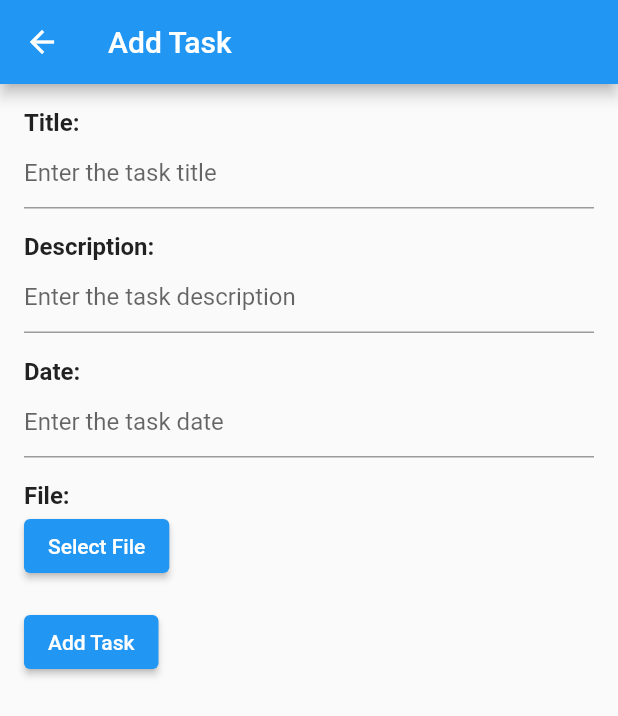
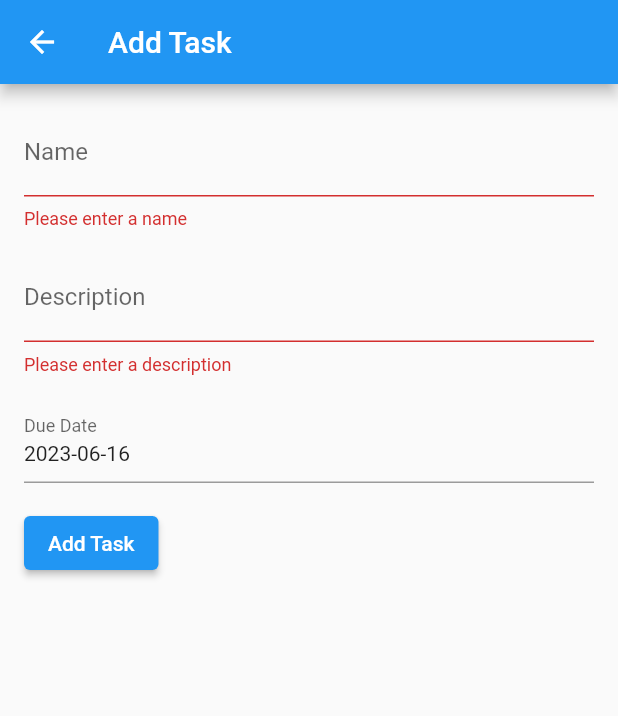
Before and after one commit to Raldi4859/OpenTask-Flutter, a Flutter app: the AddTaskScreen screen opened by its route, after a tap on "Add Task", on a phone screen of 412 x 824 dp. Shown: the top 716 px of the screen. Run offline on Flutter 3.47's test engine with Material 2 defaults, Android fonts, the phone set to English and light mode, and no system bars; our stand-ins replace file_picker.

Commit message:
update
fix database connection
Login, Register, Add Task done

```diff
--- a/lib/main.dart
+++ b/lib/main.dart
@@ -3,6 +3,8 @@ import 'package:file_picker/file_picker.dart';
 import 'package:http/http.dart' as http;
 import 'dart:convert';
 import 'dart:io';
+import 'package:intl/date_symbol_data_local.dart';
+import 'package:intl/intl.dart';
 
 void main() {
   runApp(MyApp());
@@ -16,7 +18,7 @@ class MyApp extends StatelessWidget {
       theme: ThemeData(
         primarySwatch: Colors.blue,
       ),
-      initialRoute: '/home',
+      initialRoute: '/',
       routes: {
         '/': (context) => LoginScreen(),
         '/register': (context) => RegistrationScreen(),
@@ -66,7 +68,7 @@ class _LoginScreenState extends State<LoginScreen> {
   }
 
   Future<bool> authenticateUser(String email, String password) async {
-    Uri url = Uri.parse('http://localhost:3007/api/user/authenticate');
+    Uri url = Uri.parse('http://localhost:3000/api/user/authenticate');
 
     Map<String, String> headers = {'Content-Type': 'application/json'};
     Map<String, dynamic> body = {'email': email, 'password': password};
@@ -140,7 +142,7 @@ class _RegistrationScreenState extends State<RegistrationScreen> {
   final TextEditingController _passwordController = TextEditingController();
 
   Future<void> registerUser() async {
-    final url = Uri.parse('http://localhost:3007/api/register');
+    final url = Uri.parse('http://localhost:3000/api/register');
     final response = await http.post(
       url,
       body: jsonEncode({
@@ -243,6 +245,7 @@ class _HomePageScreenState extends State<HomePageScreen> {
   }
 
   Future<void> fetchTasks() async {
+    try {
       // Fetch tasks from the server
       final response = await http.get(Uri.parse('http://localhost:3000/tasks'));
 
@@ -253,6 +256,9 @@ class _HomePageScreenState extends State<HomePageScreen> {
         });
       } else {
         print('Failed to fetch tasks: ${response.statusCode}');
+      }
+    } catch (error) {
+      print('Error occurred while fetching tasks: $error');
     }
   }
 
@@ -296,6 +302,26 @@ class _HomePageScreenState extends State<HomePageScreen> {
               },
             ),
           ),
+          Padding(
+          padding: const EdgeInsets.all(16.0),
+          child: ElevatedButton(
+            onPressed: () {
+              // Navigate to the AddTaskScreen
+              Navigator.push(
+                context,
+                MaterialPageRoute(
+                  builder: (context) => AddTaskScreen(),
+                ),
+              ).then((result) {
+                // Refresh the task list if a new task was added
+                if (result != null && result) {
+                  fetchTasks();
+                }
+              });
+            },
+            child: Text('Add Task'),
+          ),
+        ),
       ],
     ),
   );
@@ -308,46 +334,48 @@ class AddTaskScreen extends StatefulWidget {
 }
 
 class _AddTaskScreenState extends State<AddTaskScreen> {
-  TextEditingController titleController = TextEditingController();
-  TextEditingController descriptionController = TextEditingController();
-  TextEditingController dateController = TextEditingController();
-  File? selectedFile; // Store the selected file
+  final _formKey = GlobalKey<FormState>();
+  final TextEditingController _nameController = TextEditingController();
+  final TextEditingController _descriptionController = TextEditingController();
+  DateTime _selectedDate = DateTime.now(); // Initialize with current date
 
-  Future<void> addTask() async {
-    final String url = 'http://localhost:3000/tasks';
+  void addTask() async {
+    final String name = _nameController.text;
+    final String description = _descriptionController.text;
+    final String dueDate = _selectedDate?.toString() ?? '';
 
-    final Map<String, String> taskData = {
-      'title': titleController.text,
-      'description': descriptionController.text,
-      'date': dateController.text,
-    };
-
-    final http.MultipartRequest request = http.MultipartRequest('POST', Uri.parse(url));
-    request.fields.addAll(taskData);
-
-    if (selectedFile != null) {
-      request.files.add(
-        await http.MultipartFile.fromPath('file', selectedFile!.path),
+    final response = await http.post(
+      Uri.parse('http://localhost:3000/api/tasks'),
+      headers: {'Content-Type': 'application/json'},
+      body: jsonEncode({
+        'name': name,
+        'description': description,
+        'due_date': dueDate,
+      }),
     );
-    }
-
-    final http.StreamedResponse response = await request.send();
 
     if (response.statusCode == 201) {
-      // Task added successfully
-      Navigator.pop(context, true); // Go back to the previous screen
+      final responseData = jsonDecode(response.body);
+      final taskId = responseData['taskId'];
+
+      // Perform any necessary actions after adding the task, such as showing a success message or navigating back to the task list
+      print('Task added successfully! Task ID: $taskId');
     } else {
-      // Failed to add task
       print('Failed to add task: ${response.statusCode}');
     }
   }
 
-  Future<void> selectFile() async {
-    final FilePickerResult? result = await FilePicker.platform.pickFiles();
+  Future<void> _selectDate(BuildContext context) async {
+    final DateTime? picked = await showDatePicker(
+      context: context,
+      initialDate: _selectedDate ?? DateTime.now(),
+      firstDate: DateTime(2022),
+      lastDate: DateTime(2030),
+    );
 
-    if (result != null) {
+    if (picked != null && picked != _selectedDate) {
       setState(() {
-        selectedFile = File(result.files.single.path!);
+        _selectedDate = picked;
       });
     }
   }
@@ -360,63 +388,66 @@ class _AddTaskScreenState extends State<AddTaskScreen> {
       ),
       body: Padding(
         padding: const EdgeInsets.all(16.0),
+        child: Form(
+          key: _formKey,
           child: Column(
             crossAxisAlignment: CrossAxisAlignment.start,
             children: [
-            Text(
-              'Title:',
-              style: TextStyle(fontSize: 16, fontWeight: FontWeight.bold),
+              TextFormField(
+                controller: _nameController,
+                decoration: InputDecoration(
+                  labelText: 'Name',
                 ),
-            TextField(
-              controller: titleController,
+                validator: (value) {
+                  if (value == null || value.isEmpty) {
+                    return 'Please enter a name';
+                  }
+                  return null;
+                },
+              ),
+              SizedBox(height: 16.0),
+              TextFormField(
+                controller: _descriptionController,
                 decoration: InputDecoration(
-                hintText: 'Enter the task title',
+                  labelText: 'Description',
+                ),
+                validator: (value) {
+                  if (value == null || value.isEmpty) {
+                    return 'Please enter a description';
+                  }
+                  return null;
+                },
+              ),
+              SizedBox(height: 16.0),
+              InkWell(
+                onTap: () => _selectDate(context),
+                child: InputDecorator(
+                  decoration: InputDecoration(
+                    labelText: 'Due Date',
+                  ),
+                  child: Text(
+                    _selectedDate != null
+                        ? DateFormat('yyyy-MM-dd').format(_selectedDate)
+                        : 'Select Date',
                   ),
                 ),
-            SizedBox(height: 16),
-            Text(
-              'Description:',
-              style: TextStyle(fontSize: 16, fontWeight: FontWeight.bold),
               ),
-            TextField(
-              controller: descriptionController,
-              decoration: InputDecoration(
-                hintText: 'Enter the task description',
-              ),
-            ),
-            SizedBox(height: 16),
-            Text(
-              'Date:',
-              style: TextStyle(fontSize: 16, fontWeight: FontWeight.bold),
-            ),
-            TextField(
-              controller: dateController,
-              decoration: InputDecoration(
-                hintText: 'Enter the task date',
-              ),
-            ),
-            SizedBox(height: 16),
-            Text(
-              'File:',
-              style: TextStyle(fontSize: 16, fontWeight: FontWeight.bold),
-            ),
+              SizedBox(height: 16.0),
               ElevatedButton(
-              onPressed: selectFile,
-              child: Text('Select File'),
-            ),
-            if (selectedFile != null) Text(selectedFile!.path),
-            SizedBox(height: 16),
-            ElevatedButton(
-              onPressed: addTask,
+                onPressed: () {
+                  if (_formKey.currentState!.validate()) {
+                    addTask();
+                  }
+                },
                 child: Text('Add Task'),
               ),
             ],
           ),
         ),
+      ),
     );
   }
 }
-
 class EditTaskScreen extends StatefulWidget {
   final String taskId;
 
--- a/pubspec.yaml
+++ b/pubspec.yaml
@@ -33,6 +33,7 @@ dependencies:
   http: ^0.13.4
   mysql1: ^0.19.0
   file_picker: ^4.0.0
+  intl: ^0.17.0
 
 
   # The following adds the Cupertino Icons font to your application.
```
Also changed, not shown: flutter_01.png (added), pubspec.lock, 1 other file. Lines whose indentation alone changed are shown as unchanged.
